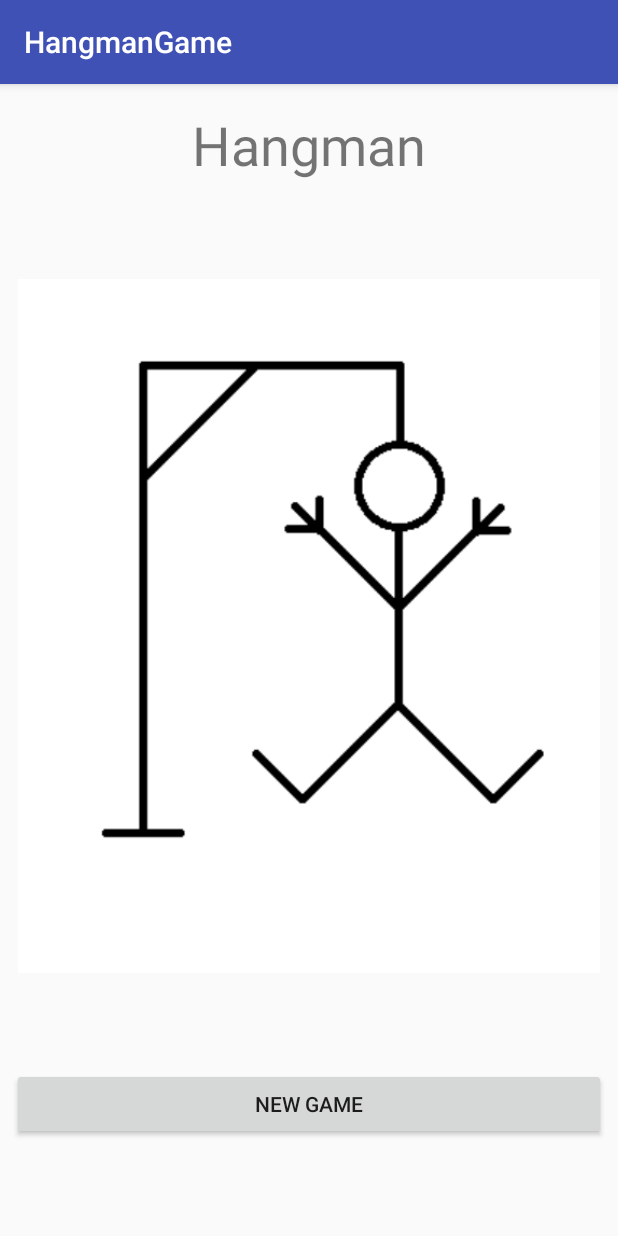
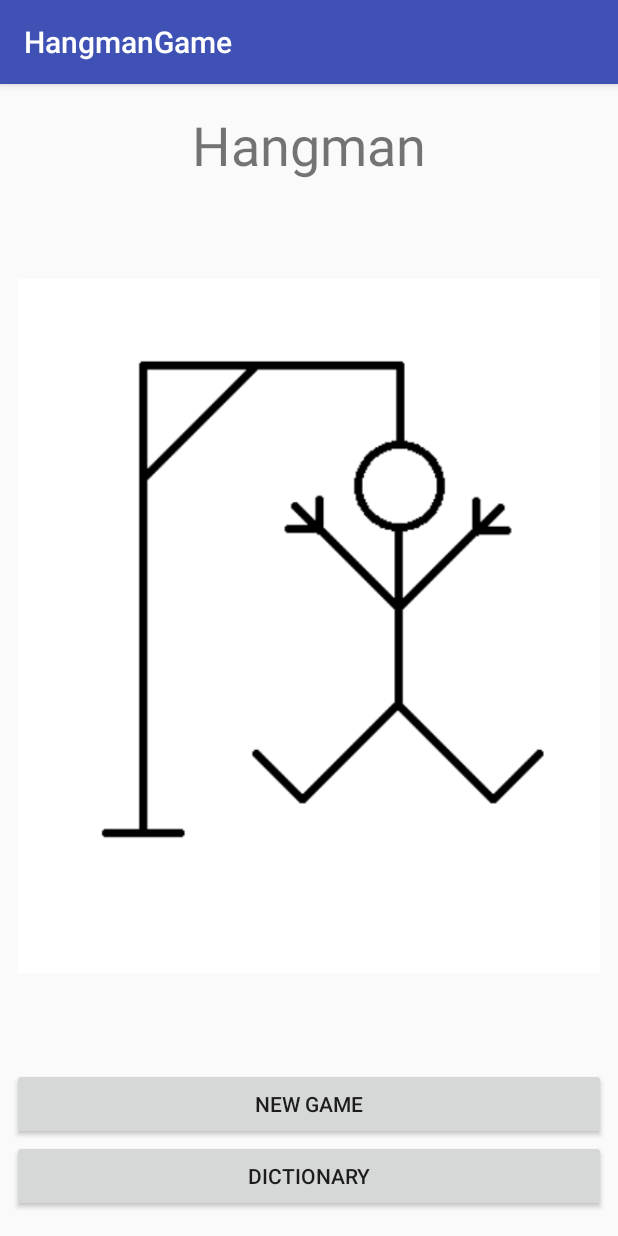
Before and after one commit to KimJunho97/Hangman, an Android app: the screen it shows after launch (MainActivity), on a phone screen of 412 x 824 dp. Run offline under Robolectric (Android 15) with nearby library versions, the phone set to English and light mode, and no system bars.

Commit message:
Update activity_main.xml

```diff
--- a/src/main/res/layout/activity_main.xml
+++ b/src/main/res/layout/activity_main.xml
@@ -41,6 +41,22 @@
         android:layout_marginLeft="8dp"
         android:layout_marginRight="8dp" />
 
+    <Button
+            android:layout_height="wrap_content"
+            android:layout_width="0dp"
+            app:layout_constraintLeft_toLeftOf="parent"
+            tools:layout_constraintLeft_creator="1"
+            app:layout_constraintRight_toRightOf="parent"
+            tools:layout_constraintRight_creator="1"
+            tools:layout_constraintTop_creator="1"
+            android:text="Dictionary"
+            android:id="@+id/dictionaryButton"
+            android:layout_marginRight="8dp"
+            android:layout_marginLeft="8dp"
+            android:layout_marginEnd="8dp"
+            android:layout_marginStart="8dp"
+            app:layout_constraintTop_toBottomOf="@+id/newGameButton"/>
+
 
     <ImageView
         android:id="@+id/imageView"
```
